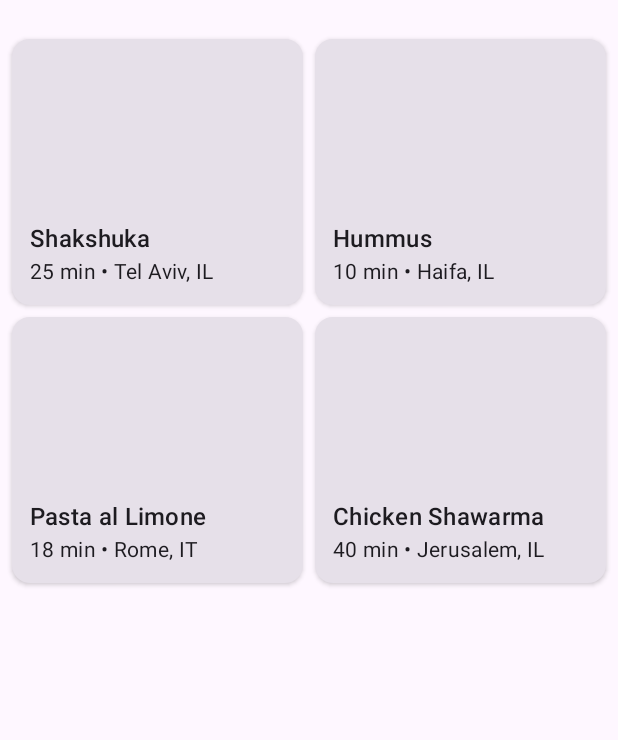
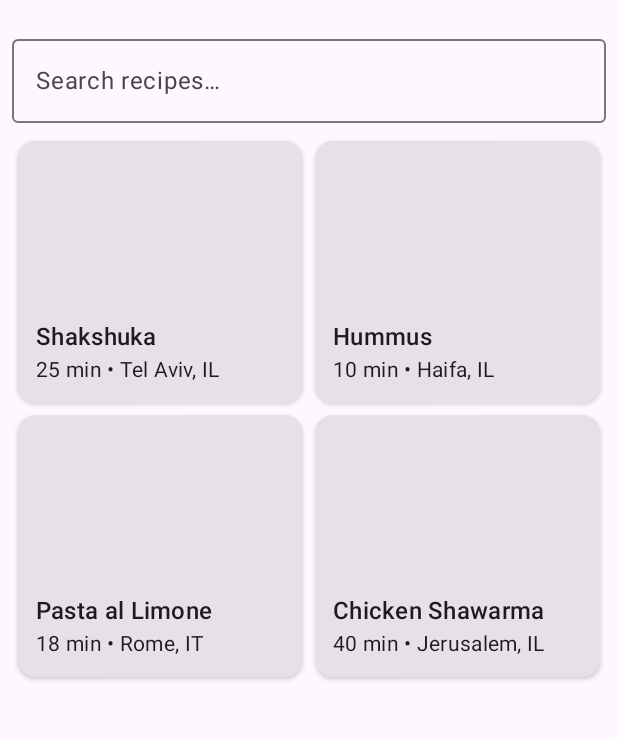
Before and after one commit to gilsh24/KMPRecipesphere, an Android app built with Jetpack Compose: the RecipesListScreen screen opened through its navigation route, on a phone screen of 412 x 824 dp, the part 69-809 px from its top. Run offline under Robolectric (Android 15) with nearby library versions, the phone set to English and light mode, and no system bars; libraries missing offline, so code that uses them is left out: app.cash.sqldelight; 1 statement that could not run was skipped.

Commit message:
add search recipes

```diff
--- /dev/null
+++ b/composeApp/src/commonMain/kotlin/org/example/recipesphere/ui/components/SearchField.kt
@@ -0,0 +1,29 @@
+package org.example.recipesphere.ui.components
+
+import androidx.compose.foundation.layout.fillMaxWidth
+import androidx.compose.foundation.text.KeyboardActions
+import androidx.compose.foundation.text.KeyboardOptions
+import androidx.compose.material3.OutlinedTextField
+import androidx.compose.material3.Text
+import androidx.compose.runtime.Composable
+import androidx.compose.ui.Modifier
+import androidx.compose.ui.text.input.ImeAction
+
+@Composable
+fun SearchField(
+    query: String,
+    onQueryChange: (String) -> Unit,
+    modifier: Modifier = Modifier,
+    placeholder: String = "Search recipes…",
+    onSearch: () -> Unit = {}
+) {
+    OutlinedTextField(
+        value = query,
+        onValueChange = onQueryChange,
+        modifier = modifier.fillMaxWidth(),
+        placeholder = { Text(placeholder) },
+        singleLine = true,
+        keyboardOptions = KeyboardOptions(imeAction = ImeAction.Search),
+        keyboardActions = KeyboardActions(onSearch = { onSearch() })
+    )
+}
--- a/composeApp/src/commonMain/kotlin/org/example/recipesphere/ui/recipes/list/RecipesListScreen.kt
+++ b/composeApp/src/commonMain/kotlin/org/example/recipesphere/ui/recipes/list/RecipesListScreen.kt
@@ -1,8 +1,12 @@
 package org.example.recipesphere.ui.recipes.list
 
 import androidx.compose.foundation.layout.Arrangement
+import androidx.compose.foundation.layout.Box
+import androidx.compose.foundation.layout.Column
 import androidx.compose.foundation.layout.PaddingValues
+import androidx.compose.foundation.layout.Spacer
 import androidx.compose.foundation.layout.fillMaxSize
+import androidx.compose.foundation.layout.height
 import androidx.compose.foundation.layout.padding
 import androidx.compose.foundation.lazy.grid.GridCells
 import androidx.compose.foundation.lazy.grid.LazyVerticalGrid
@@ -16,15 +20,13 @@ import androidx.compose.material3.MaterialTheme
 import androidx.compose.material3.Scaffold
 import androidx.compose.material3.Text
 import androidx.compose.material3.TopAppBar
-import androidx.compose.runtime.Composable
-import androidx.compose.runtime.collectAsState
-import androidx.compose.runtime.getValue
-import androidx.compose.runtime.remember
+import androidx.compose.runtime.*
 import androidx.compose.ui.Alignment
 import androidx.compose.ui.Modifier
 import androidx.compose.ui.unit.dp
 import org.example.recipesphere.domain.model.Recipe
 import org.example.recipesphere.ui.components.RecipeCard
+import org.example.recipesphere.ui.components.SearchField
 
 @OptIn(ExperimentalMaterial3Api::class)
 @Composable
@@ -33,37 +35,50 @@ fun RecipesListScreen(
     onRecipeClick: (Recipe) -> Unit = {}
 ) {
     val state by viewModel.uiState.collectAsState()
+    var query by remember { mutableStateOf("") }
 
     Scaffold(
         topBar = {
             TopAppBar(
                 title = { Text("Recipes") },
                 actions = {
-                    IconButton(onClick = { viewModel.onRefresh() }) {
-                        // You can replace with a proper refresh icon later
+//                    IconButton(onClick = { viewModel.onRefresh() }) {
 //                        Icon(
-//                            imageVector = Icons.AutoMirrored.Filled.ArrowBack,
+//                            imageVector = androidx.compose.material.icons.Icons.Default.Refresh,
 //                            contentDescription = "Refresh"
 //                        )
-                    }
+//                    }
                 }
             )
         }
     ) { innerPadding ->
-        when (state) {
+        when (val s = state) {
             is RecipesListState.Error -> ErrorContent(
-                message = (state as RecipesListState.Error).errorMessage,
+                message = s.errorMessage,
                 modifier = Modifier
                     .fillMaxSize()
                     .padding(innerPadding)
             )
-            is RecipesListState.Loaded -> RecipesGridContent(
-                recipes = (state as RecipesListState.Loaded).recipes,
+            is RecipesListState.Loaded -> {
+                val filtered = remember(query, s.recipes) {
+                    val q = query.trim().lowercase()
+                    if (q.isEmpty()) s.recipes
+                    else s.recipes.filter { r ->
+                        r.title.lowercase().contains(q) ||
+                                (r.location ?: "").lowercase().contains(q) ||
+                                r.instructions.lowercase().contains(q)
+                    }
+                }
+                LoadedContent(
+                    recipes = filtered,
+                    query = query,
+                    onQueryChange = { query = it },
                     onRecipeClick = onRecipeClick,
                     modifier = Modifier
                         .fillMaxSize()
                         .padding(innerPadding)
                 )
+            }
             RecipesListState.Loading -> LoadingContent(
                 modifier = Modifier
                     .fillMaxSize()
@@ -74,29 +89,40 @@ fun RecipesListScreen(
 }
 
 @Composable
-private fun RecipesGridContent(
+private fun LoadedContent(
     recipes: List<Recipe>,
+    query: String,
+    onQueryChange: (String) -> Unit,
     onRecipeClick: (Recipe) -> Unit,
     modifier: Modifier = Modifier
 ) {
+    Column(modifier = modifier.padding(8.dp)) {
+        SearchField(query = query, onQueryChange = onQueryChange)
+        Spacer(Modifier.height(8.dp))
+
+        if (recipes.isEmpty()) {
+            EmptyContent()
+        } else {
             val gridState = rememberLazyGridState()
             LazyVerticalGrid(
                 state = gridState,
                 columns = GridCells.Fixed(2),
-        modifier = modifier,
-        contentPadding = PaddingValues(8.dp),
+                contentPadding = PaddingValues(4.dp),
                 verticalArrangement = Arrangement.spacedBy(8.dp),
-        horizontalArrangement = Arrangement.spacedBy(8.dp)
+                horizontalArrangement = Arrangement.spacedBy(8.dp),
+                modifier = Modifier.fillMaxSize()
             ) {
                 items(recipes, key = { it.id }) { recipe ->
                     RecipeCard(recipe = recipe, onClick = onRecipeClick)
                 }
             }
         }
+    }
+}
 
 @Composable
 private fun LoadingContent(modifier: Modifier = Modifier) {
-    androidx.compose.foundation.layout.Box(
+    Box(
         modifier = modifier,
         contentAlignment = Alignment.Center
     ) {
@@ -106,7 +132,7 @@ private fun LoadingContent(modifier: Modifier = Modifier) {
 
 @Composable
 private fun ErrorContent(message: String, modifier: Modifier = Modifier) {
-    androidx.compose.foundation.layout.Box(
+    Box(
         modifier = modifier,
         contentAlignment = Alignment.Center
     ) {
@@ -116,3 +142,16 @@ private fun ErrorContent(message: String, modifier: Modifier = Modifier) {
         )
     }
 }
+
+@Composable
+private fun EmptyContent() {
+    Box(
+        modifier = Modifier.fillMaxSize(),
+        contentAlignment = Alignment.Center
+    ) {
+        Text(
+            text = "No recipes match your search.",
+            style = MaterialTheme.typography.titleMedium
+        )
+    }
+}
```
Lines whose indentation alone changed are shown as unchanged.
